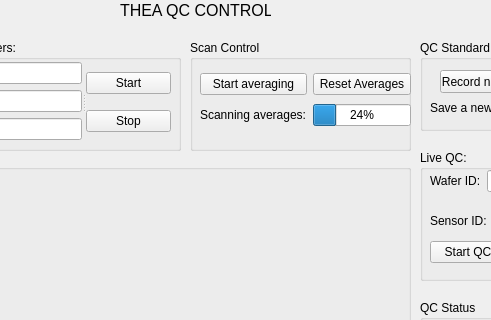
Qt form View/Designer/MainWindow2.ui (Srinivas-Ganti/TQC) before a commit; both pictures show x 140 to 631 and y 0 to 320 of the 747 by 895 pixel window.
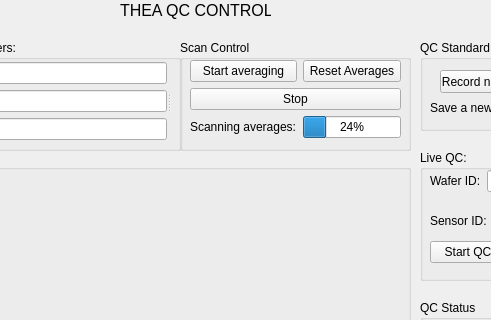
The same form after that commit. Custom widgets are drawn as their Qt base class.

Commit message: remove start btn, rearrange ScanControl btns

Diff of the .ui file:
```diff
--- a/View/Designer/MainWindow2.ui
+++ b/View/Designer/MainWindow2.ui
@@ -100,22 +100,7 @@
      </layout>
     </widget>
     <widget class="QWidget" name="layoutWidget">
-     <layout class="QVBoxLayout" name="verticalLayout_2">
-      <item>
-       <widget class="QPushButton" name="btnStart">
-        <property name="text">
-         <string>Start</string>
-        </property>
-       </widget>
-      </item>
-      <item>
-       <widget class="QPushButton" name="btnStop">
-        <property name="text">
-         <string>Stop</string>
-        </property>
-       </widget>
-      </item>
-     </layout>
+     <layout class="QVBoxLayout" name="verticalLayout_2"/>
     </widget>
    </widget>
   </widget>
@@ -413,9 +398,9 @@
   <widget class="QGroupBox" name="gAvgControl">
    <property name="geometry">
     <rect>
-     <x>330</x>
+     <x>320</x>
      <y>40</y>
-     <width>221</width>
+     <width>231</width>
      <height>111</height>
     </rect>
    </property>
@@ -426,40 +411,47 @@
     <property name="geometry">
      <rect>
       <x>10</x>
-      <y>30</y>
+      <y>20</y>
       <width>211</width>
-      <height>61</height>
+      <height>81</height>
      </rect>
     </property>
     <layout class="QGridLayout" name="gridLayout_2">
-     <item row="0" column="0">
+     <item row="1" column="0">
       <widget class="QPushButton" name="btnStartAveraging">
        <property name="text">
         <string>Start averaging</string>
        </property>
       </widget>
      </item>
-     <item row="0" column="1">
-      <widget class="QPushButton" name="btnResetAvg">
-       <property name="text">
-        <string>Reset Averages</string>
-       </property>
-      </widget>
-     </item>
-     <item row="1" column="0">
-      <widget class="QLabel" name="lblAvgScanProg">
-       <property name="text">
-        <string>Scanning averages:</string>
-       </property>
-      </widget>
-     </item>
-     <item row="1" column="1">
+     <item row="3" column="1">
       <widget class="QProgressBar" name="progAvg">
        <property name="value">
         <number>24</number>
        </property>
       </widget>
      </item>
+     <item row="3" column="0">
+      <widget class="QLabel" name="lblAvgScanProg">
+       <property name="text">
+        <string>Scanning averages:</string>
+       </property>
+      </widget>
+     </item>
+     <item row="1" column="1">
+      <widget class="QPushButton" name="btnResetAvg">
+       <property name="text">
+        <string>Reset Averages</string>
+       </property>
+      </widget>
+     </item>
+     <item row="2" column="0" colspan="2">
+      <widget class="QPushButton" name="btnStop">
+       <property name="text">
+        <string>Stop</string>
+       </property>
+      </widget>
+     </item>
     </layout>
    </widget>
   </widget>
```
